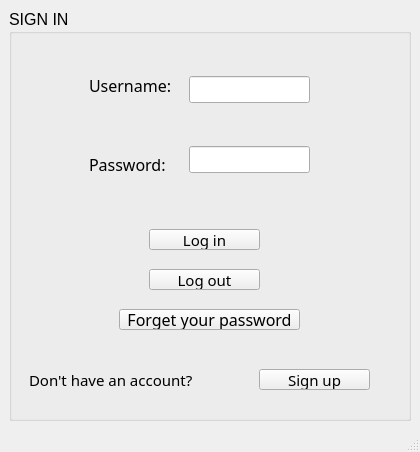
First picture: the form in mainwindow.ui, repository Maedeh01/Ap-project, before the edit.
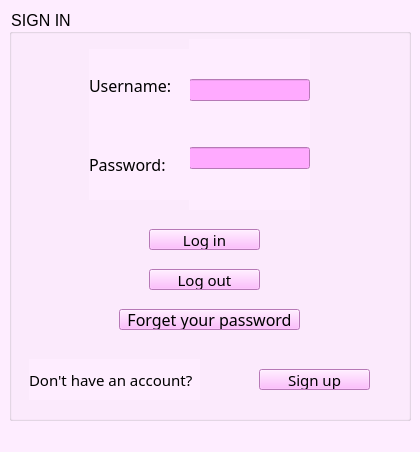
Second picture: the form after the edit.

What changed in the file:
```diff
--- a/mainwindow.ui
+++ b/mainwindow.ui
@@ -13,6 +13,9 @@
   <property name="windowTitle">
    <string>MainWindow</string>
   </property>
+  <property name="styleSheet">
+   <string notr="true">background-color: rgb(254, 237, 255);</string>
+  </property>
   <widget class="QWidget" name="centralwidget">
    <layout class="QVBoxLayout" name="verticalLayout_2">
     <item>
@@ -62,6 +65,10 @@
          <pointsize>11</pointsize>
         </font>
        </property>
+       <property name="styleSheet">
+        <string notr="true">background-color: rgb(255, 170, 255);
+</string>
+       </property>
        <property name="text">
         <string>Sign up</string>
        </property>
@@ -77,10 +84,18 @@
        </property>
        <layout class="QVBoxLayout" name="verticalLayout_3">
         <item>
-         <widget class="QLineEdit" name="LINEDIT_USERNAME"/>
+         <widget class="QLineEdit" name="LINEDIT_USERNAME">
+          <property name="styleSheet">
+           <string notr="true">background-color: rgb(255, 170, 255);</string>
+          </property>
+         </widget>
         </item>
         <item>
-         <widget class="QLineEdit" name="linedit_password"/>
+         <widget class="QLineEdit" name="linedit_password">
+          <property name="styleSheet">
+           <string notr="true">background-color: rgb(255, 170, 255);</string>
+          </property>
+         </widget>
         </item>
        </layout>
       </widget>
@@ -99,6 +114,9 @@
          <pointsize>12</pointsize>
         </font>
        </property>
+       <property name="styleSheet">
+        <string notr="true">background-color: rgb(255, 170, 255);</string>
+       </property>
        <property name="text">
         <string>Forget your password</string>
        </property>
@@ -118,6 +136,9 @@
          <pointsize>11</pointsize>
         </font>
        </property>
+       <property name="styleSheet">
+        <string notr="true">background-color: rgb(255, 170, 255);</string>
+       </property>
        <property name="text">
         <string>Log in</string>
        </property>
@@ -175,6 +196,9 @@
          <pointsize>11</pointsize>
         </font>
        </property>
+       <property name="styleSheet">
+        <string notr="true">background-color: rgb(255, 170, 255);</string>
+       </property>
        <property name="text">
         <string>Log out</string>
        </property>
```
